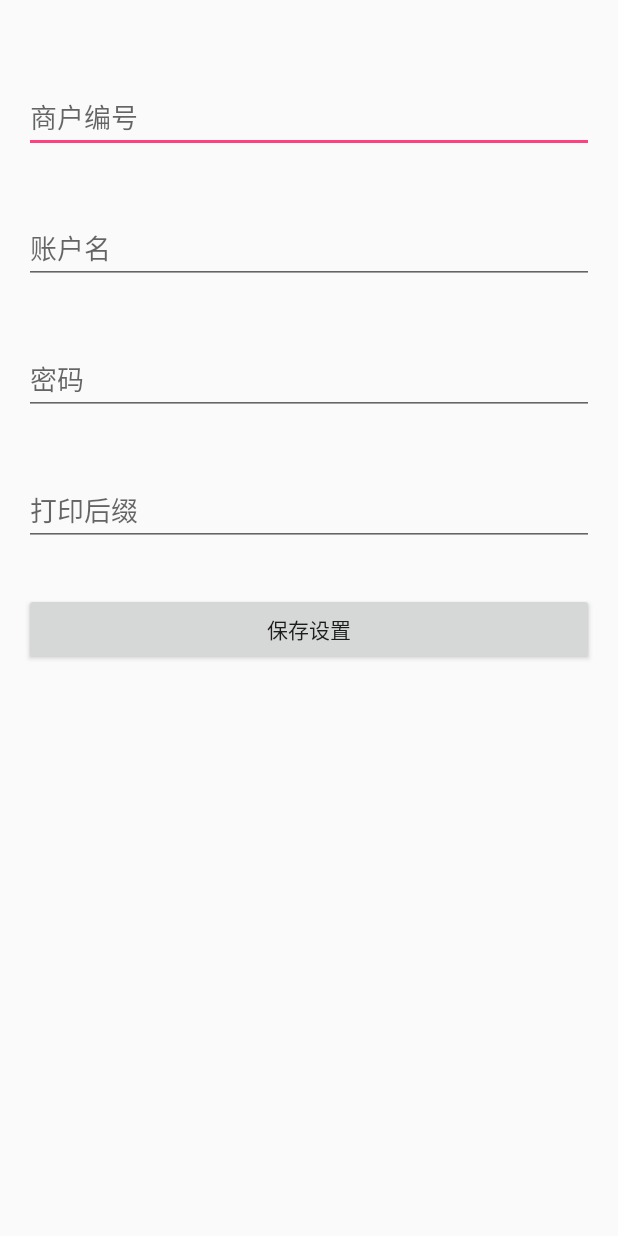
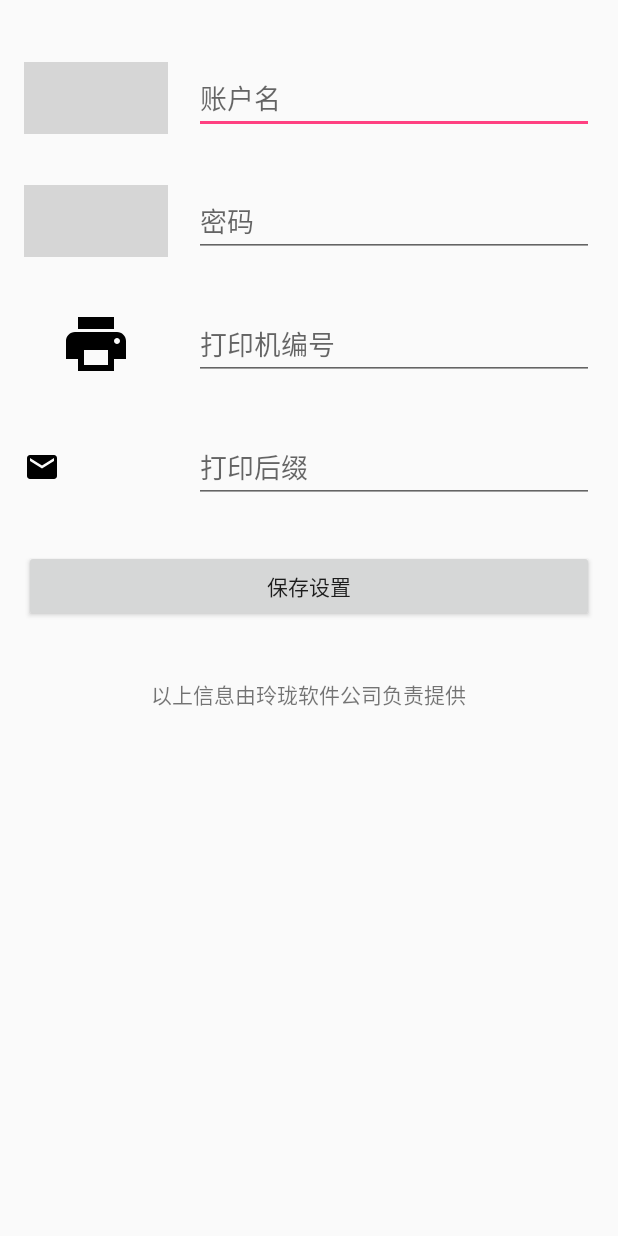
Before and after one commit to b2nnlps/diancan2.0, an Android app: the layout merchant_setting.xml on its own in the app's theme, with its tools: preview values and no code run, on a phone screen of 412 x 824 dp. Run offline under Robolectric (Android 15) with nearby library versions, the phone set to English and light mode, and no system bars; grey boxes are pictures that could not be loaded.

Commit message:
加入图标，调整顺序

```diff
--- a/app/src/main/res/layout/merchant_setting.xml
+++ b/app/src/main/res/layout/merchant_setting.xml
@@ -1,6 +1,7 @@
 <?xml version="1.0" encoding="utf-8"?>
 <RelativeLayout xmlns:android="http://schemas.android.com/apk/res/android"
     xmlns:app="http://schemas.android.com/apk/res-auto"
+    xmlns:tools="http://schemas.android.com/tools"
     android:layout_width="match_parent"
     android:layout_height="match_parent"
     android:paddingBottom="@dimen/activity_vertical_margin"
@@ -9,48 +10,6 @@
     android:paddingTop="@dimen/activity_vertical_margin"
     app:layout_behavior="@string/appbar_scrolling_view_behavior">
 
-    <EditText
-        android:layout_width="match_parent"
-        android:layout_height="wrap_content"
-        android:ems="10"
-        android:layout_marginTop="38dp"
-        android:id="@+id/userId"
-        android:hint="商户编号"
-        android:layout_alignParentTop="true"
-        android:layout_centerHorizontal="true" />
-
-    <EditText
-        android:layout_width="match_parent"
-        android:layout_height="wrap_content"
-        android:ems="10"
-        android:layout_marginTop="39dp"
-        android:id="@+id/userName"
-        android:hint="账户名"
-        android:layout_below="@+id/userId"
-        android:layout_alignLeft="@+id/userId"
-        android:layout_alignStart="@+id/userId" />
-
-    <EditText
-        android:layout_width="match_parent"
-        android:layout_height="wrap_content"
-        android:inputType="textPassword"
-        android:ems="10"
-        android:layout_marginTop="39dp"
-        android:id="@+id/userPassword"
-        android:hint="密码"
-        android:layout_below="@+id/userName"
-        android:layout_alignLeft="@+id/userName"
-        android:layout_alignStart="@+id/userName" />
-    <EditText
-        android:layout_width="match_parent"
-        android:layout_height="wrap_content"
-        android:ems="10"
-        android:layout_marginTop="39dp"
-        android:id="@+id/userText"
-        android:hint="打印后缀"
-        android:layout_below="@+id/userPassword"
-        android:layout_alignLeft="@+id/userPassword"
-        android:layout_alignStart="@+id/userPassword" />
 
     <Button
         android:text="保存设置"
@@ -60,4 +19,95 @@
         android:layout_below="@+id/userText"
         android:layout_centerHorizontal="true"
         android:layout_marginTop="31dp" />
+
+    <ImageView
+        android:layout_width="wrap_content"
+        android:layout_height="wrap_content"
+        app:srcCompat="@drawable/ic_username"
+        android:id="@+id/imageView2"
+        android:layout_alignTop="@+id/userName"
+        android:layout_alignParentStart="true"
+        android:layout_above="@+id/userPassword" />
+
+    <ImageView
+        android:layout_width="wrap_content"
+        android:layout_height="wrap_content"
+        app:srcCompat="@drawable/ic_password"
+        android:id="@+id/imageView3"
+        android:layout_alignTop="@+id/userPassword"
+        android:layout_alignParentStart="true"
+        android:layout_above="@+id/userDeviceId"
+        android:layout_alignEnd="@+id/imageView2" />
+
+    <EditText
+        android:layout_width="match_parent"
+        android:layout_height="wrap_content"
+        android:ems="10"
+        android:layout_marginTop="25dp"
+        android:id="@+id/userName"
+        android:hint="账户名"
+        android:layout_alignParentTop="true"
+        android:layout_toEndOf="@+id/imageView2"
+        android:layout_marginStart="17dp" />
+
+    <EditText
+        android:layout_width="match_parent"
+        android:layout_height="wrap_content"
+        android:inputType="textPassword"
+        android:ems="10"
+        android:layout_marginTop="34dp"
+        android:id="@+id/userPassword"
+        android:hint="密码"
+        android:layout_below="@+id/userName"
+        android:layout_alignStart="@+id/userName" />
+
+    <EditText
+        android:layout_width="match_parent"
+        android:layout_height="wrap_content"
+        android:ems="10"
+        android:layout_marginTop="34dp"
+        android:id="@+id/userDeviceId"
+        android:hint="打印机编号"
+        android:layout_below="@+id/userPassword"
+        android:layout_alignStart="@+id/userPassword" />
+
+    <ImageView
+        android:layout_width="wrap_content"
+        android:layout_height="wrap_content"
+        app:srcCompat="@drawable/ic_printer"
+        android:id="@+id/imageView4"
+        android:layout_above="@+id/userText"
+        android:layout_alignParentStart="true"
+        android:layout_alignTop="@+id/userDeviceId"
+        android:layout_alignEnd="@+id/imageView3" />
+
+    <ImageView
+        android:layout_width="wrap_content"
+        android:layout_height="wrap_content"
+        app:srcCompat="@drawable/ic_mess"
+        android:id="@+id/imageView5"
+        android:layout_above="@+id/btn_save"
+        android:layout_alignParentStart="true"
+        android:layout_alignTop="@+id/userText" />
+
+    <EditText
+        android:layout_width="match_parent"
+        android:layout_height="wrap_content"
+        android:ems="10"
+        android:id="@+id/userText"
+        android:hint="打印后缀"
+        android:layout_marginTop="34dp"
+        android:layout_below="@+id/userDeviceId"
+        android:layout_alignStart="@+id/userDeviceId" />
+
+    <TextView
+        android:text="TextView"
+        android:layout_width="wrap_content"
+        android:layout_height="wrap_content"
+        android:layout_below="@+id/btn_save"
+        android:layout_centerHorizontal="true"
+        android:layout_marginTop="37dp"
+        android:id="@+id/textView2"
+        tools:text="以上信息由玲珑软件公司负责提供" />
+
 </RelativeLayout>
```
